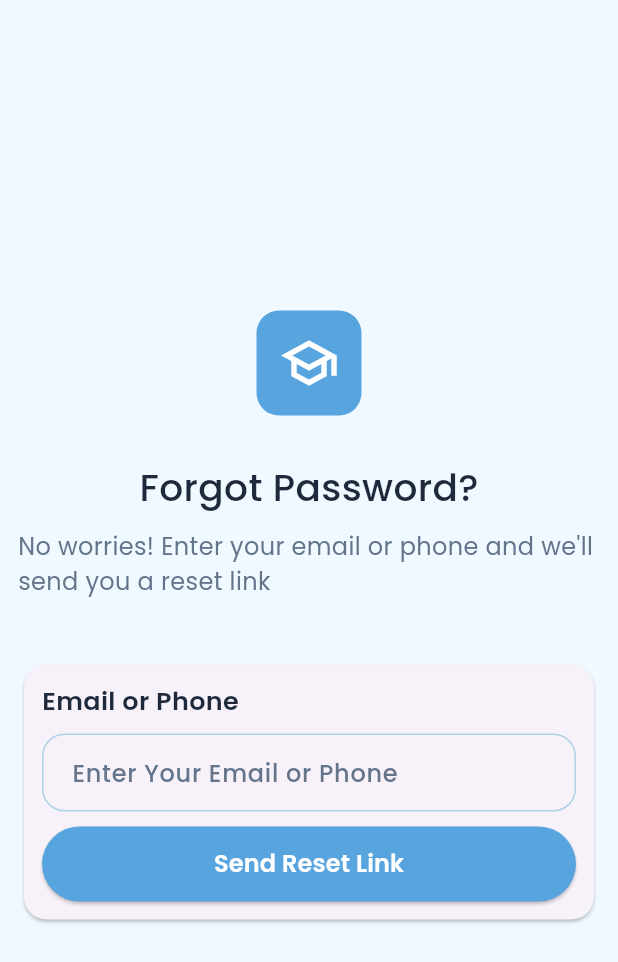
After one commit to amrelmaadawy/teacher-system, a Flutter app: the ForgotPasswordView screen opened directly, on a phone screen of 412 x 824 dp. The commit adds this screen. Shown: the top 962 px of the screen. Run offline on Flutter 3.47's test engine with Material 3 defaults, Android fonts, the phone set to English and light mode, and no system bars.

Commit message:
finish forgot password view

```diff
--- /dev/null
+++ b/lib/features/auth/presentation/views/forgot_password_view.dart
@@ -0,0 +1,75 @@
+import 'package:flutter/material.dart';
+import 'package:teacher_system/core/utils/app_colors.dart';
+import 'package:teacher_system/core/utils/app_size.dart';
+import 'package:teacher_system/features/auth/presentation/widgets/custom_elevated_button.dart';
+import 'package:teacher_system/features/auth/presentation/widgets/custom_text_form_field.dart';
+import 'package:teacher_system/features/auth/presentation/widgets/graduated_hat_widget.dart';
+import 'package:teacher_system/generated/l10n.dart';
+
+class ForgotPasswordView extends StatelessWidget {
+  const ForgotPasswordView({super.key});
+
+  @override
+  Widget build(BuildContext context) {
+    final emailOrPhoneController = TextEditingController();
+    return Scaffold(
+      body: SafeArea(
+        child: Padding(
+          padding: const EdgeInsets.all(defPadding),
+          child: Center(
+            child: Column(
+              mainAxisAlignment: MainAxisAlignment.center,
+              children: [
+                GraduatedHatWidget(),
+                SizedBox(height: 30),
+
+                Text(
+                  'Forgot Password?',
+                  style: TextStyle(
+                    fontSize: 25,
+                    fontWeight: FontWeight.w500,
+                    color: lightMainTextColor,
+                  ),
+                ),
+                SizedBox(height: 10),
+
+                Text(
+                  'No worries! Enter your email or phone and we\'ll send you a reset link',
+                  style: TextStyle(fontSize: 16, color: lightSubTextColor),
+                ),
+                SizedBox(height: 40),
+                Card(
+                  shape: RoundedRectangleBorder(
+                    borderRadius: BorderRadius.circular(defBorderRadius),
+                  ),
+                  child: Padding(
+                    padding: const EdgeInsets.all(defPadding),
+                    child: Column(
+                      children: [
+                        CustomTextFormField(
+                          controller: emailOrPhoneController,
+                          text: S.of(context).EmailorPhone,
+                          labelText: S.of(context).EnterEmailorPhone,
+                          validator: (String? p1) {
+                            return null;
+                          },
+                          keyboardType: TextInputType.text,
+                        ),
+                        SizedBox(height: 10),
+
+                        CustomElevatedButton(
+                          text: S.of(context).SendResetLink,
+                          onPressed: () {},
+                        ),
+                      ],
+                    ),
+                  ),
+                ),
+              ],
+            ),
+          ),
+        ),
+      ),
+    );
+  }
+}
--- /dev/null
+++ b/lib/features/auth/presentation/widgets/custom_elevated_button.dart
@@ -0,0 +1,28 @@
+
+import 'package:flutter/material.dart';
+import 'package:teacher_system/core/utils/app_colors.dart';
+
+class CustomElevatedButton extends StatelessWidget {
+  const CustomElevatedButton({super.key,required this.onPressed, required this.text});
+  final void Function() onPressed;
+  final String text;
+  @override
+  Widget build(BuildContext context) {
+    return SizedBox(
+      width: double.infinity,
+      height: 50,
+      child: ElevatedButton(
+        onPressed:onPressed,
+        style: ElevatedButton.styleFrom(backgroundColor: lightBottonColor),
+        child: Text(
+         text,
+          style: TextStyle(
+            color: lightWhiteColor,
+            fontWeight: FontWeight.w600,
+            fontSize: 16,
+          ),
+        ),
+      ),
+    );
+  }
+}
--- a/lib/l10n/intl_en.arb
+++ b/lib/l10n/intl_en.arb
@@ -50,5 +50,7 @@
     "ConfirmYourPassword":"Confirm Your Password",
     "@ConfirmYourPassword": {},
     "AlreadyHaveAnAccount":"Already Have An Account?",
-    "@AlreadyHaveAnAccount": {}
+    "@AlreadyHaveAnAccount": {},
+     "SendResetLink":"Send Reset Link",
+    "@SendResetLink": {}
 }
```
Also changed, not shown: lib/features/auth/presentation/widgets/create_account_card.dart (+5 -19 lines), lib/features/auth/presentation/widgets/login_card.dart (+12 -19 lines), lib/generated/intl/messages_.dart, lib/generated/l10n.dart.
